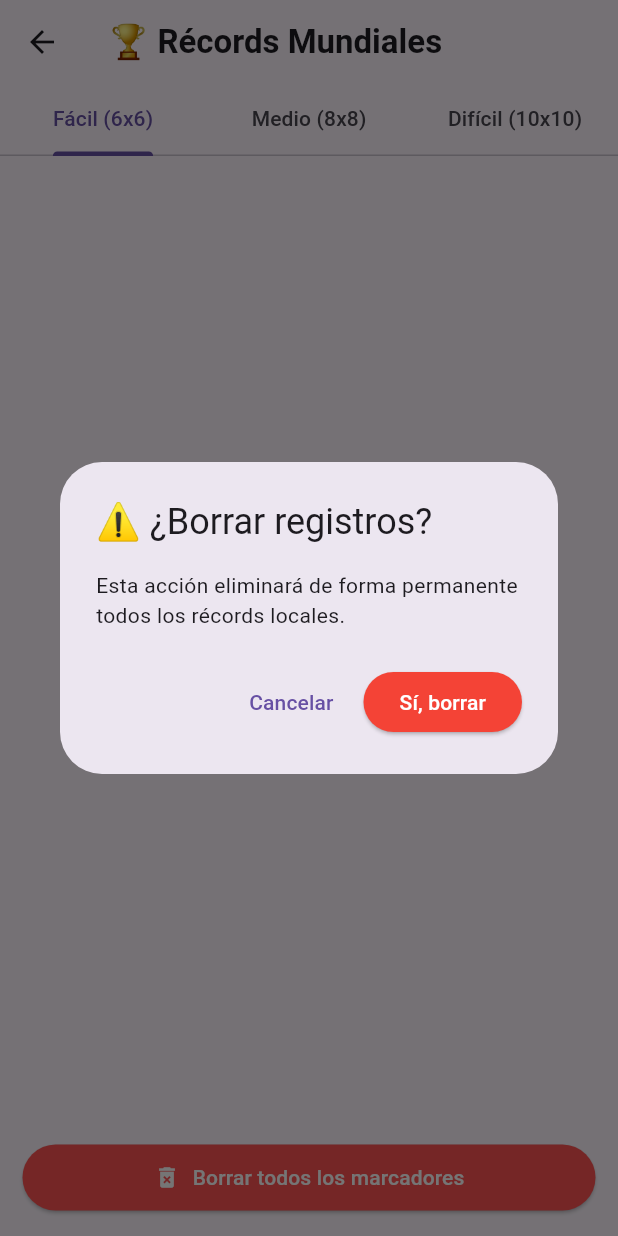
After one commit to SaracualD/MicroProyecto-Alonso-Saracual, a Flutter app: the HighScoresScreen screen opened directly, after a tap on "Borrar todos los marcadores", on a phone screen of 412 x 824 dp. The commit adds this screen. Run offline on Flutter 3.47's test engine with Material 3 defaults, Android fonts, the phone set to English and light mode, and no system bars; statements that could not run were skipped.

Commit message:
Commit final pantallas, adicion de vidas, timer, high scores y demás requerimientos

```diff
--- /dev/null
+++ b/lib/screens/high_scores_screen.dart
@@ -0,0 +1,142 @@
+import 'package:flutter/material.dart';
+import '../services/storage_service.dart';
+
+class HighScoresScreen extends StatefulWidget {
+  const HighScoresScreen({super.key});
+
+  @override
+  State<HighScoresScreen> createState() => _HighScoresScreenState();
+}
+
+class _HighScoresScreenState extends State<HighScoresScreen> {
+  late Map<String, List<Map<String, dynamic>>> _allScores;
+
+  @override
+  void initState() {
+    super.initState();
+    _loadCurrentScores();
+  }
+
+  void _loadCurrentScores() {
+    setState(() {
+      _allScores = StorageService.loadScores();
+    });
+  }
+
+  @override
+  Widget build(BuildContext context) {
+    return DefaultTabController(
+      length: 3,
+      child: Scaffold(
+        appBar: AppBar(
+          title: const Text('🏆 Récords Mundiales', style: TextStyle(fontWeight: FontWeight.bold)),
+          bottom: const TabBar(
+            tabs: [
+              Tab(text: 'Fácil (6x6)'),
+              Tab(text: 'Medio (8x8)'),
+              Tab(text: 'Difícil (10x10)'),
+            ],
+          ),
+        ),
+        body: TabBarView(
+          children: [
+            _buildScoresList(_allScores['Fácil'] ?? [], 'Fácil'),
+            _buildScoresList(_allScores['Medio'] ?? [], 'Medio'),
+            _buildScoresList(_allScores['Difícil'] ?? [], 'Difícil'),
+          ],
+        ),
+        bottomNavigationBar: Padding(
+          padding: const EdgeInsets.all(15.0),
+          child: ElevatedButton.icon(
+            style: ElevatedButton.styleFrom(
+              backgroundColor: Colors.redAccent,
+              foregroundColor: Colors.white,
+              padding: const EdgeInsets.symmetric(vertical: 12),
+            ),
+            onPressed: _confirmDeleteScores,
+            icon: const Icon(Icons.delete_forever),
+            label: const Text('Borrar todos los marcadores'),
+          ),
+        ),
+      ),
+    );
+  }
+
+  Widget _buildScoresList(List<Map<String, dynamic>> scores, String difficulty) {
+    if (scores.isEmpty) {
+      return Center(
+        child: Column(
+          mainAxisAlignment: MainAxisAlignment.center,
+          children: [
+            const Icon(Icons.emoji_events_outlined, size: 80, color: Colors.grey),
+            const SizedBox(height: 15),
+            Text(
+              'Aún no tienes registros en nivel $difficulty.\n¡Juega tu primera partida!',
+              textAlign: TextAlign.center,
+              style: const TextStyle(fontSize: 16, color: Colors.grey, fontWeight: FontWeight.bold),
+            ),
+          ],
+        ),
+      );
+    }
+
+    return ListView.builder(
+      itemCount: scores.length,
+      padding: const EdgeInsets.all(12),
+      itemBuilder: (context, index) {
+        final score = scores[index];
+
+        Widget leadingIcon;
+        Color cardColor = Colors.white;
+        if (index == 0) {
+          leadingIcon = const Icon(Icons.workspace_premium, color: Colors.amber, size: 30);
+          cardColor = Colors.amber.shade50;
+        } else if (index == 1) {
+          leadingIcon = const Icon(Icons.workspace_premium, color: Colors.grey, size: 28);
+          cardColor = Colors.grey.shade100;
+        } else {
+          leadingIcon = CircleAvatar(
+            radius: 14,
+            child: Text('${index + 1}', style: const TextStyle(fontSize: 12)),
+          );
+        }
+
+        int time = score['time'];
+        String formattedTime = '${(time ~/ 60).toString().padLeft(2, '0')}:${(time % 60).toString().padLeft(2, '0')}';
+
+        return Card(
+          color: cardColor,
+          margin: const EdgeInsets.symmetric(vertical: 6),
+          child: ListTile(
+            leading: leadingIcon,
+            title: Text(score['name'], style: const TextStyle(fontWeight: FontWeight.bold)),
+            subtitle: Text('Fecha: ${score['date']}'),
+            trailing: Text(formattedTime, style: const TextStyle(fontWeight: FontWeight.bold, color: Colors.blue, fontSize: 16)),
+          ),
+        );
+      },
+    );
+  }
+
+  void _confirmDeleteScores() {
+    showDialog(
+      context: context,
+      builder: (context) => AlertDialog(
+        title: const Text('⚠️ ¿Borrar registros?'),
+        content: const Text('Esta acción eliminará de forma permanente todos los récords locales.'),
+        actions: [
+          TextButton(onPressed: () => Navigator.pop(context), child: const Text('Cancelar')),
+          ElevatedButton(
+            style: ElevatedButton.styleFrom(backgroundColor: Colors.red),
+            onPressed: () async {
+              await StorageService.clearAllScores();
+              Navigator.pop(context);
+              _loadCurrentScores(); // Recarga la vista limpia en tiempo real
+            },
+            child: const Text('Sí, borrar', style: TextStyle(color: Colors.white)),
+          ),
+        ],
+      ),
+    );
+  }
+}
--- a/lib/screens/menu_screen.dart
+++ b/lib/screens/menu_screen.dart
@@ -1,7 +1,8 @@
 import 'package:flutter/material.dart';
 import 'game_screen.dart';
 import 'config_screen.dart';
-import 'instructions_screen.dart'; // Importamos la nueva pantalla
+import 'instructions_screen.dart';
+import 'high_scores_screen.dart';
 
 class MenuScreen extends StatelessWidget {
   const MenuScreen({super.key});
@@ -33,8 +34,11 @@ class MenuScreen extends StatelessWidget {
                 ),
                 const SizedBox(height: 40),
                 _buildMenuButton(context, '🕹️ JUGAR', const GameScreen()),
+
+                _buildMenuButton(context, '🏆 MARCADORES', const HighScoresScreen()),
+
                 _buildMenuButton(context, '⚙️ CONFIGURACIÓN', const ConfigScreen()),
-                _buildMenuButton(context, '📖 CÓMO JUGAR', const InstructionsScreen()), // Requerimiento 3.4
+                _buildMenuButton(context, '📖 CÓMO JUGAR', const InstructionsScreen()),
               ],
             ),
           ),
```
Also changed, not shown: lib/main.dart (+8 -3 lines), lib/screens/config_screen.dart (+42 -0 lines), lib/screens/game_screen.dart (+370 -0 lines), lib/screens/instructions_screen.dart (+69 -0 lines), lib/screens/splash_screen.dart (+79 -0 lines).
